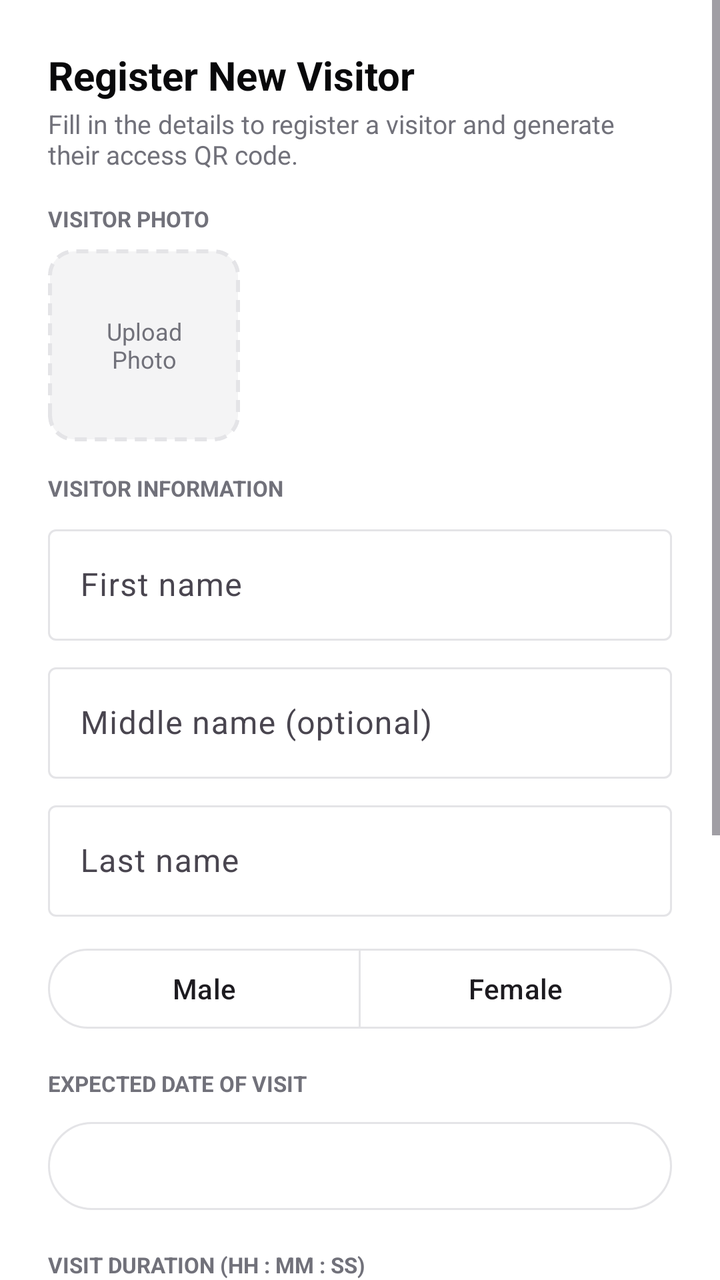
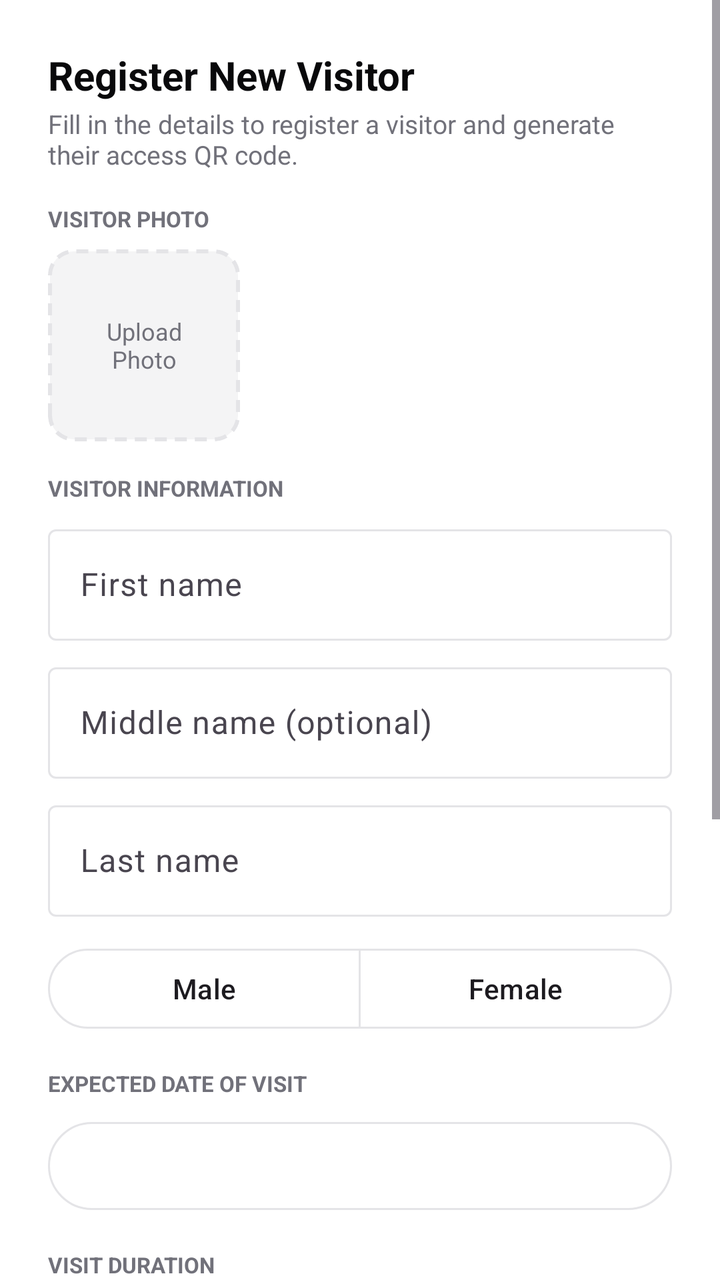

The first picture is an Android layout as it rendered before a commit; the second is the same layout after the commit. The layout source and the unified diff follow.
<!-- AndroidManifest.xml: application theme Theme.Dormitory -->
<!-- res/layout/sheet_visitor.xml -->
<?xml version="1.0" encoding="utf-8"?>
<ScrollView xmlns:android="http://schemas.android.com/apk/res/android"
    xmlns:app="http://schemas.android.com/apk/res-auto"
    android:layout_width="match_parent"
    android:layout_height="wrap_content">

    <LinearLayout
        android:layout_width="match_parent"
        android:layout_height="wrap_content"
        android:orientation="vertical"
        android:padding="24dp">

        <TextView
            android:layout_width="wrap_content"
            android:layout_height="wrap_content"
            android:text="Register New Visitor"
            android:textColor="@color/ink"
            android:textSize="20sp"
            android:textStyle="bold" />

        <TextView
            android:layout_width="wrap_content"
            android:layout_height="wrap_content"
            android:layout_marginTop="2dp"
            android:text="Fill in the details to register a visitor and generate their access QR code."
            android:textColor="@color/muted"
            android:textSize="13sp" />

        <TextView
            android:layout_width="wrap_content"
            android:layout_height="wrap_content"
            android:layout_marginTop="16dp"
            android:text="VISITOR PHOTO"
            android:textColor="@color/muted"
            android:textSize="11sp"
            android:textStyle="bold" />

        <FrameLayout
            android:id="@+id/photoBox"
            android:layout_width="96dp"
            android:layout_height="96dp"
            android:layout_marginTop="8dp">

            <ImageView
                android:id="@+id/photoPreview"
                android:layout_width="match_parent"
                android:layout_height="match_parent"
                android:background="@drawable/bg_photo_upload"
                android:clipToOutline="true"
                android:contentDescription="Visitor photo"
                android:scaleType="centerCrop" />

            <TextView
                android:id="@+id/photoHint"
                android:layout_width="match_parent"
                android:layout_height="match_parent"
                android:gravity="center"
                android:text="Upload&#10;Photo"
                android:textColor="@color/muted"
                android:textSize="12sp" />

            <ProgressBar
                android:id="@+id/photoProgress"
                android:layout_width="28dp"
                android:layout_height="28dp"
                android:layout_gravity="center"
                android:visibility="gone" />
        </FrameLayout>

        <TextView
            android:layout_width="wrap_content"
            android:layout_height="wrap_content"
            android:layout_marginTop="16dp"
            android:text="VISITOR INFORMATION"
            android:textColor="@color/muted"
            android:textSize="11sp"
            android:textStyle="bold" />

        <com.google.android.material.textfield.TextInputLayout
            style="@style/Widget.Material3.TextInputLayout.OutlinedBox"
            android:layout_width="match_parent"
            android:layout_height="wrap_content"
            android:layout_marginTop="8dp"
            android:hint="First name">

            <com.google.android.material.textfield.TextInputEditText
                android:id="@+id/firstName"
                android:layout_width="match_parent"
                android:layout_height="wrap_content"
                android:inputType="textPersonName|textCapWords" />
        </com.google.android.material.textfield.TextInputLayout>

        <com.google.android.material.textfield.TextInputLayout
            style="@style/Widget.Material3.TextInputLayout.OutlinedBox"
            android:layout_width="match_parent"
            android:layout_height="wrap_content"
            android:layout_marginTop="8dp"
            android:hint="Middle name (optional)">

            <com.google.android.material.textfield.TextInputEditText
                android:id="@+id/middleName"
                android:layout_width="match_parent"
                android:layout_height="wrap_content"
                android:inputType="textPersonName|textCapWords" />
        </com.google.android.material.textfield.TextInputLayout>

        <com.google.android.material.textfield.TextInputLayout
            style="@style/Widget.Material3.TextInputLayout.OutlinedBox"
            android:layout_width="match_parent"
            android:layout_height="wrap_content"
            android:layout_marginTop="8dp"
            android:hint="Last name">

            <com.google.android.material.textfield.TextInputEditText
                android:id="@+id/lastName"
                android:layout_width="match_parent"
                android:layout_height="wrap_content"
                android:inputType="textPersonName|textCapWords" />
        </com.google.android.material.textfield.TextInputLayout>

        <com.google.android.material.button.MaterialButtonToggleGroup
            android:id="@+id/gender"
            android:layout_width="match_parent"
            android:layout_height="wrap_content"
            android:layout_marginTop="12dp"
            app:selectionRequired="true"
            app:singleSelection="true">

            <com.google.android.material.button.MaterialButton
                android:id="@+id/male"
                style="?attr/materialButtonOutlinedStyle"
                android:layout_width="0dp"
                android:layout_height="wrap_content"
                android:layout_weight="1"
                android:text="Male" />

            <com.google.android.material.button.MaterialButton
                android:id="@+id/female"
                style="?attr/materialButtonOutlinedStyle"
                android:layout_width="0dp"
                android:layout_height="wrap_content"
                android:layout_weight="1"
                android:text="Female" />
        </com.google.android.material.button.MaterialButtonToggleGroup>

        <TextView
            android:layout_width="wrap_content"
            android:layout_height="wrap_content"
            android:layout_marginTop="16dp"
            android:text="EXPECTED DATE OF VISIT"
            android:textColor="@color/muted"
            android:textSize="11sp"
            android:textStyle="bold" />

        <com.google.android.material.button.MaterialButton
            android:id="@+id/whenBtn"
            style="?attr/materialButtonOutlinedStyle"
            android:layout_width="match_parent"
            android:layout_height="52dp"
            android:layout_marginTop="8dp" />

        <TextView
            android:layout_width="wrap_content"
            android:layout_height="wrap_content"
            android:layout_marginTop="16dp"
            android:text="VISIT DURATION (HH : MM : SS)"
            android:textColor="@color/muted"
            android:textSize="11sp"
            android:textStyle="bold" />

        <LinearLayout
            android:layout_width="match_parent"
            android:layout_height="wrap_content"
            android:layout_marginTop="8dp"
            android:orientation="horizontal">

            <com.google.android.material.textfield.TextInputLayout
                style="@style/Widget.Material3.TextInputLayout.OutlinedBox"
                android:layout_width="0dp"
                android:layout_height="wrap_content"
                android:layout_marginEnd="8dp"
                android:layout_weight="1"
                android:hint="Hours">

                <com.google.android.material.textfield.TextInputEditText
                    android:id="@+id/durH"
                    android:layout_width="match_parent"
                    android:layout_height="wrap_content"
                    android:gravity="center"
                    android:inputType="number"
                    android:maxLength="2"
                    android:text="1" />
            </com.google.android.material.textfield.TextInputLayout>

            <com.google.android.material.textfield.TextInputLayout
                style="@style/Widget.Material3.TextInputLayout.OutlinedBox"
                android:layout_width="0dp"
                android:layout_height="wrap_content"
                android:layout_marginEnd="8dp"
                android:layout_weight="1"
                android:hint="Minutes">

                <com.google.android.material.textfield.TextInputEditText
                    android:id="@+id/durM"
                    android:layout_width="match_parent"
                    android:layout_height="wrap_content"
                    android:gravity="center"
                    android:inputType="number"
                    android:maxLength="2"
                    android:text="0" />
            </com.google.android.material.textfield.TextInputLayout>

            <com.google.android.material.textfield.TextInputLayout
                style="@style/Widget.Material3.TextInputLayout.OutlinedBox"
                android:layout_width="0dp"
                android:layout_height="wrap_content"
                android:layout_weight="1"
                android:hint="Seconds">

                <com.google.android.material.textfield.TextInputEditText
                    android:id="@+id/durS"
                    android:layout_width="match_parent"
                    android:layout_height="wrap_content"
                    android:gravity="center"
                    android:inputType="number"
                    android:maxLength="2"
                    android:text="0" />
            </com.google.android.material.textfield.TextInputLayout>
        </LinearLayout>

        <com.google.android.material.textfield.TextInputLayout
            style="@style/Widget.Material3.TextInputLayout.OutlinedBox"
            android:layout_width="match_parent"
            android:layout_height="wrap_content"
            android:layout_marginTop="16dp"
            android:hint="Purpose of visit">

            <com.google.android.material.textfield.TextInputEditText
                android:id="@+id/purpose"
                android:layout_width="match_parent"
                android:layout_height="wrap_content"
                android:inputType="textCapSentences|textMultiLine"
                android:minLines="2" />
        </com.google.android.material.textfield.TextInputLayout>

        <TextView
            android:layout_width="match_parent"
            android:layout_height="wrap_content"
            android:layout_marginTop="12dp"
            android:background="@drawable/bg_panel"
            android:padding="12dp"
            android:text="Registered visitors get a QR code valid for 24 hours from registration. Residents are responsible for their visitors conduct within the premises."
            android:textColor="@color/muted"
            android:textSize="12sp" />

        <com.google.android.material.button.MaterialButton
            android:id="@+id/submit"
            android:layout_width="match_parent"
            android:layout_height="56dp"
            android:layout_marginTop="16dp"
            android:text="Register Visitor"
            app:cornerRadius="8dp" />
    </LinearLayout>
</ScrollView>
<!-- resources referenced by this layout -->
<resources>
  <color name="ink">#09090B</color>
  <color name="muted">#71717A</color>
  <!-- drawable bg_panel (drawable) -->
  <?xml version="1.0" encoding="utf-8"?>
  <shape xmlns:android="http://schemas.android.com/apk/res/android" android:shape="rectangle">
      <solid android:color="@color/secondary" />
      <stroke android:width="1dp" android:color="@color/border" />
      <corners android:radius="8dp" />
  </shape>
  <!-- drawable bg_photo_upload (drawable) -->
  <?xml version="1.0" encoding="utf-8"?>
  <shape xmlns:android="http://schemas.android.com/apk/res/android" android:shape="rectangle">
      <solid android:color="@color/secondary" />
      <stroke android:width="2dp" android:color="@color/border" android:dashWidth="6dp" android:dashGap="4dp" />
      <corners android:radius="12dp" />
  </shape>
  <style name="Theme.Dormitory" parent="Base.Theme.Dormitory" />
  <color name="secondary">#F4F4F5</color>
  <color name="border">#E4E4E7</color>
  <style name="Base.Theme.Dormitory" parent="Theme.Material3.Light.NoActionBar">
          <item name="colorPrimary">@color/primary</item>
          <item name="colorOnPrimary">@color/white</item>
          <item name="colorPrimaryContainer">@color/secondary</item>
          <item name="colorOnPrimaryContainer">@color/ink</item>
          <item name="colorSurface">@color/white</item>
          <item name="colorOutline">@color/border</item>
          <item name="android:windowBackground">@color/white</item>
          <item name="android:statusBarColor">@android:color/transparent</item>
          <item name="android:navigationBarColor">@color/white</item>
          <item name="android:windowLightStatusBar">true</item>
          <item name="android:windowLightNavigationBar">true</item>
          <item name="materialCardViewStyle">@style/Card</item>
          <item name="android:windowSplashScreenBackground">@color/white</item>
          <item name="android:windowSplashScreenAnimatedIcon">@drawable/ic_splash_blank</item>
          <item name="android:windowSplashScreenAnimationDuration">600</item>
      </style>
  <color name="primary">#09090B</color>
  <color name="white">#FFFFFFFF</color>
  <style name="Card" parent="Widget.Material3.CardView.Outlined">
          <item name="cardBackgroundColor">@color/white</item>
          <item name="strokeColor">@color/border</item>
          <item name="strokeWidth">1dp</item>
          <item name="cardElevation">0dp</item>
          <item name="cardCornerRadius">12dp</item>
      </style>
  <!-- drawable ic_splash_blank (drawable) -->
  <vector xmlns:android="http://schemas.android.com/apk/res/android" android:width="24dp" android:height="24dp" android:viewportWidth="24" android:viewportHeight="24"><path android:fillColor="#00000000" android:pathData="M0,0h1v1h-1z" /></vector>
</resources>

<!-- the commit's change to res/layout/sheet_visitor.xml (unified diff, before → after) -->
@@ -163,70 +163,28 @@
             android:layout_width="wrap_content"
             android:layout_height="wrap_content"
             android:layout_marginTop="16dp"
-            android:text="VISIT DURATION (HH : MM : SS)"
-            android:textColor="@color/muted"
-            android:textSize="11sp"
-            android:textStyle="bold" />
-
-        <LinearLayout
-            android:layout_width="match_parent"
-            android:layout_height="wrap_content"
-            android:layout_marginTop="8dp"
-            android:orientation="horizontal">
-
-            <com.google.android.material.textfield.TextInputLayout
-                style="@style/Widget.Material3.TextInputLayout.OutlinedBox"
-                android:layout_width="0dp"
-                android:layout_height="wrap_content"
-                android:layout_marginEnd="8dp"
-                android:layout_weight="1"
-                android:hint="Hours">
-
-                <com.google.android.material.textfield.TextInputEditText
-                    android:id="@+id/durH"
-                    android:layout_width="match_parent"
-                    android:layout_height="wrap_content"
-                    android:gravity="center"
-                    android:inputType="number"
-                    android:maxLength="2"
-                    android:text="1" />
-            </com.google.android.material.textfield.TextInputLayout>
-
-            <com.google.android.material.textfield.TextInputLayout
-                style="@style/Widget.Material3.TextInputLayout.OutlinedBox"
-                android:layout_width="0dp"
-                android:layout_height="wrap_content"
-                android:layout_marginEnd="8dp"
-                android:layout_weight="1"
-                android:hint="Minutes">
-
-                <com.google.android.material.textfield.TextInputEditText
-                    android:id="@+id/durM"
-                    android:layout_width="match_parent"
-                    android:layout_height="wrap_content"
-                    android:gravity="center"
-                    android:inputType="number"
-                    android:maxLength="2"
-                    android:text="0" />
-            </com.google.android.material.textfield.TextInputLayout>
-
-            <com.google.android.material.textfield.TextInputLayout
-                style="@style/Widget.Material3.TextInputLayout.OutlinedBox"
-                android:layout_width="0dp"
-                android:layout_height="wrap_content"
-                android:layout_weight="1"
-                android:hint="Seconds">
-
-                <com.google.android.material.textfield.TextInputEditText
-                    android:id="@+id/durS"
-                    android:layout_width="match_parent"
-                    android:layout_height="wrap_content"
-                    android:gravity="center"
-                    android:inputType="number"
-                    android:maxLength="2"
-                    android:text="0" />
-            </com.google.android.material.textfield.TextInputLayout>
-        </LinearLayout>
+            android:text="VISIT DURATION"
+            android:textColor="@color/muted"
+            android:textSize="11sp"
+            android:textStyle="bold" />
+
+        <TextView
+            android:id="@+id/durInfo"
+            android:layout_width="match_parent"
+            android:layout_height="wrap_content"
+            android:layout_marginTop="8dp"
+            android:background="@drawable/bg_panel"
+            android:padding="14dp"
+            android:textSize="15sp"
+            android:textStyle="bold" />
+
+        <TextView
+            android:layout_width="wrap_content"
+            android:layout_height="wrap_content"
+            android:layout_marginTop="4dp"
+            android:text="Set automatically: the pass is valid until 11:59 PM on the visit date."
+            android:textColor="@color/muted"
+            android:textSize="11sp" />
 
         <com.google.android.material.textfield.TextInputLayout
             style="@style/Widget.Material3.TextInputLayout.OutlinedBox"
@@ -249,7 +207,7 @@
             android:layout_marginTop="12dp"
             android:background="@drawable/bg_panel"
             android:padding="12dp"
-            android:text="Registered visitors get a QR code valid for 24 hours from registration. Residents are responsible for their visitors conduct within the premises."
+            android:text="Registered visitors get a QR code valid until 11:59 PM on the visit date. Residents are responsible for their visitors conduct within the premises."
             android:textColor="@color/muted"
             android:textSize="12sp" />
 
